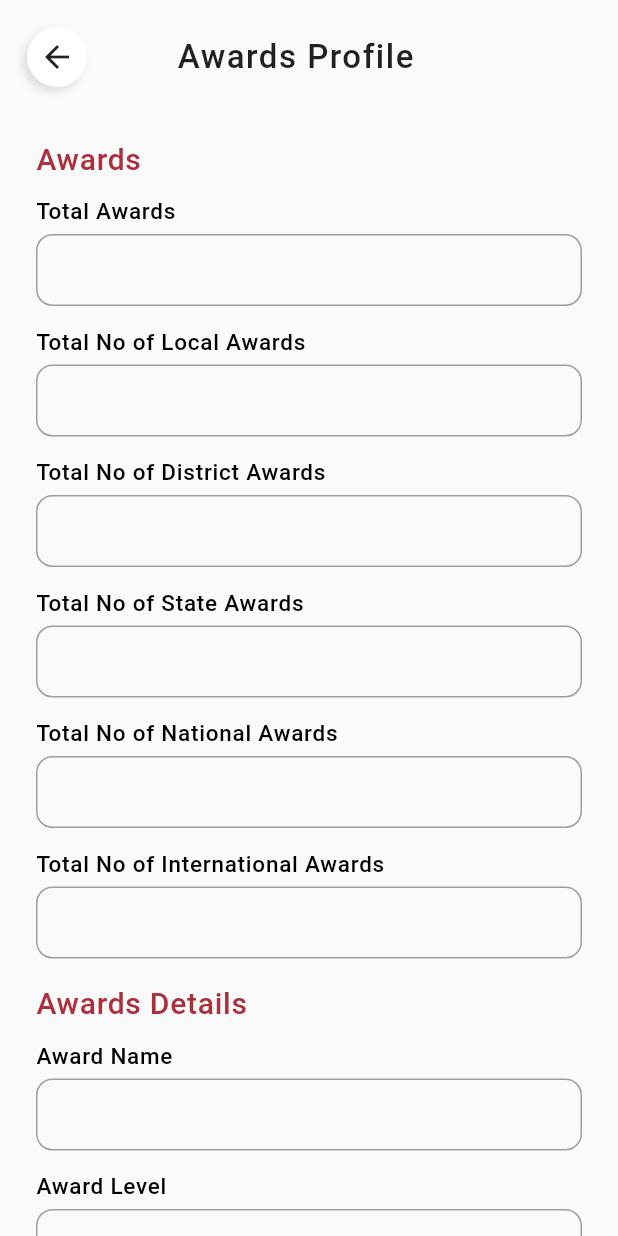
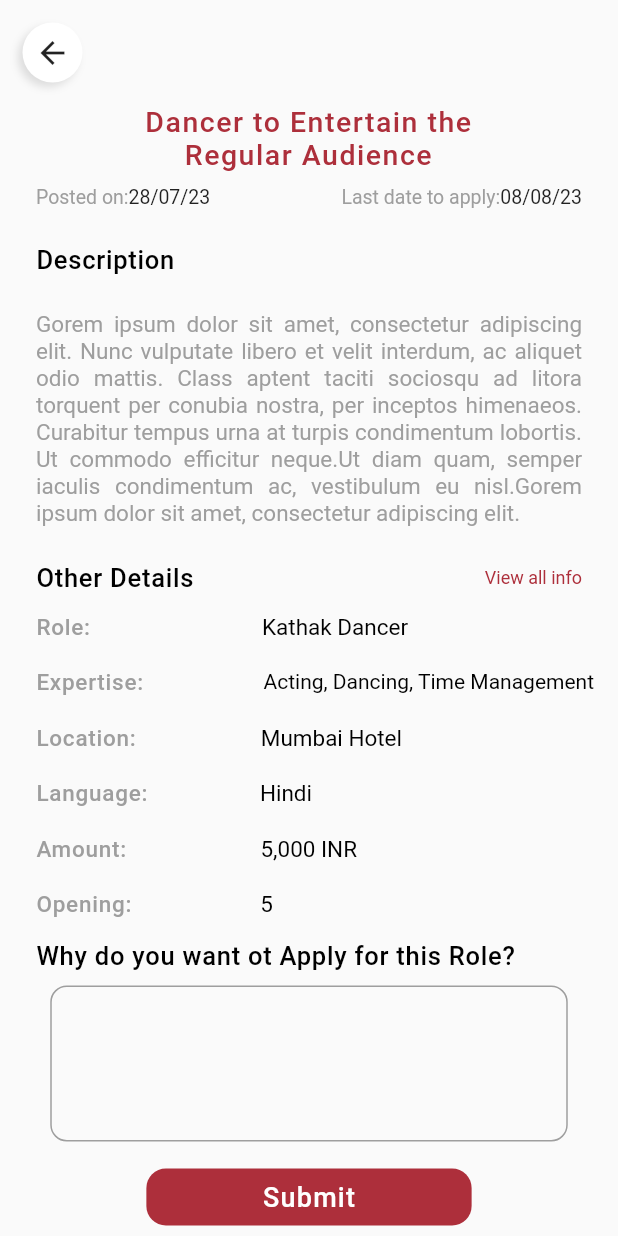
Before and after one commit to AyushSingh2000/updated_task, a Flutter app: the screen it shows after launch, on a phone screen of 412 x 824 dp. Run offline on Flutter 3.47's test engine with Material 2 defaults, Android fonts, the phone set to English and light mode, and no system bars; our stand-ins replace image_picker.

Commit message:
Initial Commit

```diff
--- /dev/null
+++ b/lib/apply_now.dart
@@ -0,0 +1,403 @@
+import 'package:flutter/material.dart';
+
+class ApplyNow extends StatelessWidget {
+  const ApplyNow({Key? key}) : super(key: key);
+
+  @override
+  Widget build(BuildContext context) {
+    return Scaffold(
+      body: SafeArea(
+        child: SingleChildScrollView(
+          child: Column(
+            children: [
+              Container(
+                alignment: Alignment.centerLeft,
+                padding: const EdgeInsets.all(15.0),
+                child: Container(
+                  width: 40,
+                  height: 40,
+                  decoration: const BoxDecoration(
+                    color: Colors.white,
+                    shape: BoxShape.circle,
+                    boxShadow: [
+                      BoxShadow(
+                        color: Color(0x1E000000),
+                        blurRadius: 4,
+                        offset: Offset(-3, 3),
+                        spreadRadius: 0,
+                      )
+                    ],
+                  ),
+                  child: InkWell(
+                    onTap: () {},
+                    child: const Icon(Icons.arrow_back_sharp),
+                  ),
+                ),
+              ),
+              Padding(
+                padding: const EdgeInsets.only(left: 80.0, right: 80),
+                child: const Text(
+                  'Dancer to Entertain the \nRegular Audience',
+                  style: TextStyle(
+                    color: Color(0xFFAD2F3B),
+                    fontSize: 19,
+                    letterSpacing: 1,
+                    fontWeight: FontWeight.w500,
+                  ),
+                  textAlign: TextAlign.center,
+                ),
+              ),
+              SizedBox(
+                height: 10,
+              ),
+              Padding(
+                padding: EdgeInsets.only(left: 24, right: 24),
+                child: Row(
+                  mainAxisAlignment: MainAxisAlignment.spaceBetween,
+                  children: [
+                    Container(
+                        child: Row(
+                      children: [
+                        Text(
+                          'Posted on:',
+                          style: TextStyle(
+                              color: Colors.grey.shade500, fontSize: 13),
+                        ),
+                        Text(
+                          '28/07/23',
+                          style: TextStyle(fontSize: 13),
+                        ),
+                      ],
+                    )),
+                    Container(
+                      child: Row(
+                        children: [
+                          Text(
+                            'Last date to apply:',
+                            style: TextStyle(
+                                color: Colors.grey.shade500, fontSize: 13),
+                          ),
+                          Text(
+                            '08/08/23',
+                            style: TextStyle(fontSize: 13),
+                          ),
+                        ],
+                      ),
+                    ),
+                  ],
+                ),
+              ),
+              SizedBox(
+                height: 24,
+              ),
+              Container(
+                  padding: EdgeInsets.only(left: 24),
+                  alignment: Alignment.centerLeft,
+                  child: Text(
+                    'Description',
+                    style: TextStyle(
+                      color: Colors.black,
+                      fontSize: 17,
+                      letterSpacing: 0.5,
+                      fontWeight: FontWeight.w500,
+                    ),
+                  )),
+              Container(
+                width: double.infinity,
+                padding: const EdgeInsets.all(24.0),
+                child: Text(
+                  'Gorem ipsum dolor sit amet, consectetur '
+                  'adipiscing elit. Nunc vulputate libero et '
+                  'velit interdum, ac aliquet odio mattis. '
+                  'Class aptent taciti sociosqu ad litora torquen'
+                  't per conubia nostra, per inceptos himenaeos.'
+                  ' Curabitur tempus urna at turpis condimentum '
+                  'lobortis. Ut commodo efficitur neque.'
+                  'Ut diam quam, semper iaculis condimentum ac'
+                  ', vestibulum eu nisl.Gorem ipsum dolor sit amet, consectetur adipiscing elit.',
+                  style: TextStyle(
+                    color: Colors.grey.shade500,
+                    fontSize: 15,
+                  ),
+                  textAlign: TextAlign.justify,
+                ),
+              ),
+              Container(
+                padding: EdgeInsets.only(left: 24, right: 24),
+                alignment: Alignment.centerLeft,
+                child: Row(
+                  mainAxisAlignment: MainAxisAlignment.spaceBetween,
+                  crossAxisAlignment: CrossAxisAlignment.center,
+                  children: const [
+                    Text(
+                      'Other Details',
+                      style: TextStyle(
+                        color: Colors.black,
+                        fontSize: 17,
+                        letterSpacing: 0.5,
+                        fontWeight: FontWeight.w500,
+                      ),
+                    ),
+                    InkWell(
+                      onTap: null,
+                      child: Text('View all info',
+                          style: TextStyle(
+                              fontSize: 12, color: Color(0xFFAD2F3B))),
+                    ),
+                  ],
+                ),
+              ),
+              SizedBox(
+                height: 14,
+              ),
+              Container(
+                child: Row(
+                  mainAxisAlignment: MainAxisAlignment.spaceBetween,
+                  crossAxisAlignment: CrossAxisAlignment.start,
+                  children: [
+                    Padding(
+                      padding: EdgeInsets.only(left: 24.0),
+                      child: Text(
+                        'Role:',
+                        style: TextStyle(
+                          color: Colors.grey.shade500,
+                          fontSize: 15,
+                          letterSpacing: 0.5,
+                          fontWeight: FontWeight.w500,
+                        ),
+                      ),
+                    ),
+                    Padding(
+                      padding: EdgeInsets.only(right: 140.0),
+                      child: Text('Kathak Dancer',
+                          textAlign: TextAlign.justify,
+                          style: TextStyle(fontSize: 15, color: Colors.black)),
+                    ),
+                  ],
+                ),
+              ),
+              SizedBox(
+                height: 19,
+              ),
+              Container(
+                child: Row(
+                  mainAxisAlignment: MainAxisAlignment.spaceBetween,
+                  crossAxisAlignment: CrossAxisAlignment.start,
+                  children: [
+                    Padding(
+                      padding: EdgeInsets.only(left: 24.0),
+                      child: Text(
+                        'Expertise:',
+                        style: TextStyle(
+                          color: Colors.grey.shade500,
+                          fontSize: 15,
+                          letterSpacing: 0.5,
+                          fontWeight: FontWeight.w500,
+                        ),
+                      ),
+                    ),
+                    Padding(
+                      padding: EdgeInsets.only(right: 16.0),
+                      child: Text('Acting, Dancing, Time Management',
+                          textAlign: TextAlign.justify,
+                          style: TextStyle(fontSize: 14, color: Colors.black)),
+                    ),
+                  ],
+                ),
+              ),
+              SizedBox(
+                height: 19,
+              ),
+              Container(
+                child: Row(
+                  mainAxisAlignment: MainAxisAlignment.spaceBetween,
+                  crossAxisAlignment: CrossAxisAlignment.start,
+                  children: [
+                    Padding(
+                      padding: EdgeInsets.only(left: 24.0),
+                      child: Text(
+                        'Location:',
+                        style: TextStyle(
+                          color: Colors.grey.shade500,
+                          fontSize: 15,
+                          letterSpacing: 0.5,
+                          fontWeight: FontWeight.w500,
+                        ),
+                      ),
+                    ),
+                    Padding(
+                      padding: EdgeInsets.only(right: 144.0),
+                      child: Text('Mumbai Hotel',
+                          textAlign: TextAlign.justify,
+                          style: TextStyle(fontSize: 15, color: Colors.black)),
+                    ),
+                  ],
+                ),
+              ),
+              SizedBox(
+                height: 19,
+              ),
+              Container(
+                child: Row(
+                  mainAxisAlignment: MainAxisAlignment.spaceBetween,
+                  crossAxisAlignment: CrossAxisAlignment.start,
+                  children: [
+                    Padding(
+                      padding: EdgeInsets.only(left: 24.0),
+                      child: Text(
+                        'Language:',
+                        style: TextStyle(
+                          color: Colors.grey.shade500,
+                          fontSize: 15,
+                          letterSpacing: 0.5,
+                          fontWeight: FontWeight.w500,
+                        ),
+                      ),
+                    ),
+                    Padding(
+                      padding: EdgeInsets.only(right: 204.0),
+                      child: Text('Hindi',
+                          textAlign: TextAlign.justify,
+                          style: TextStyle(fontSize: 15, color: Colors.black)),
+                    ),
+                  ],
+                ),
+              ),
+              SizedBox(
+                height: 19,
+              ),
+              Container(
+                child: Row(
+                  mainAxisAlignment: MainAxisAlignment.spaceBetween,
+                  crossAxisAlignment: CrossAxisAlignment.start,
+                  children: [
+                    Padding(
+                      padding: EdgeInsets.only(left: 24.0),
+                      child: Text(
+                        'Amount:',
+                        style: TextStyle(
+                          color: Colors.grey.shade500,
+                          fontSize: 15,
+                          letterSpacing: 0.5,
+                          fontWeight: FontWeight.w500,
+                        ),
+                      ),
+                    ),
+                    Padding(
+                      padding: EdgeInsets.only(right: 174.0),
+                      child: Text('5,000 INR',
+                          textAlign: TextAlign.justify,
+                          style: TextStyle(fontSize: 15, color: Colors.black)),
+                    ),
+                  ],
+                ),
+              ),
+              SizedBox(
+                height: 19,
+              ),
+              Container(
+                child: Row(
+                  mainAxisAlignment: MainAxisAlignment.spaceBetween,
+                  crossAxisAlignment: CrossAxisAlignment.start,
+                  children: [
+                    Padding(
+                      padding: EdgeInsets.only(left: 24.0),
+                      child: Text(
+                        'Opening:',
+                        style: TextStyle(
+                          color: Colors.grey.shade500,
+                          fontSize: 15,
+                          letterSpacing: 0.5,
+                          fontWeight: FontWeight.w500,
+                        ),
+                      ),
+                    ),
+                    Padding(
+                      padding: EdgeInsets.only(right: 230.0),
+                      child: Text('5',
+                          textAlign: TextAlign.justify,
+                          style: TextStyle(fontSize: 15, color: Colors.black)),
+                    ),
+                  ],
+                ),
+              ),
+              SizedBox(
+                height: 15,
+              ),
+              Container(
+                  padding: EdgeInsets.only(left: 24),
+                  alignment: Alignment.centerLeft,
+                  child: Text(
+                    'Why do you want ot Apply for this Role?',
+                    style: TextStyle(
+                      color: Colors.black,
+                      fontSize: 17,
+                      letterSpacing: 0.5,
+                      fontWeight: FontWeight.w500,
+                    ),
+                  )),
+              SizedBox(
+                height: 10,
+              ),
+              Container(
+                width: 345,
+                child: TextField(
+                  maxLines: 4,
+                  decoration: InputDecoration(
+                    contentPadding: EdgeInsets.all(14),
+                    filled: false,
+                    enabledBorder: OutlineInputBorder(
+                        borderRadius: BorderRadius.circular(11),
+                        borderSide: BorderSide(color: Colors.grey)),
+                    focusedBorder: OutlineInputBorder(
+                      borderRadius: BorderRadius.circular(11),
+                      borderSide: BorderSide(color: Colors.grey),
+                    ),
+                  ),
+                  cursorColor: Colors.black,
+                  cursorHeight: 22,
+                  cursorWidth: 1.8,
+                ),
+              ),
+              SizedBox(
+                height: 10,
+              ),
+              TextButton(
+                  onPressed: () {},
+                  child: Container(
+                      height: 38,
+                      width: MediaQuery.of(context).size.width / 1.9,
+                      decoration: BoxDecoration(
+                          color: Color(0xFFAD2F3B),
+                          borderRadius: BorderRadius.circular(13)),
+                      child: Center(
+                          child: Text(
+                        "Submit",
+                        style: TextStyle(
+                            fontSize: 18,
+                            color: Colors.white,
+                            fontWeight: FontWeight.w500,
+                            letterSpacing: 0.8),
+                      )))),
+              SizedBox(
+                height: 6,
+              ),
+              Padding(
+                padding: const EdgeInsets.only(bottom: 8.0),
+                child: InkWell(
+                  onTap: () {},
+                  child: Container(
+                    child: Text(
+                      'Cancel',
+                      style: TextStyle(fontWeight: FontWeight.w500),
+                    ),
+                  ),
+                ),
+              ),
+            ],
+          ),
+        ),
+      ),
+    );
+  }
+}
--- a/lib/main.dart
+++ b/lib/main.dart
@@ -1,6 +1,5 @@
 import 'package:flutter/material.dart';
-
-import 'awards.dart';
+import 'package:task1/apply_now.dart';
 
 void main() {
   runApp(const MyApp());
@@ -13,7 +12,7 @@ class MyApp extends StatelessWidget {
   @override
   Widget build(BuildContext context) {
     return MaterialApp(
-      home: AwardsRecord(),
+      home: ApplyNow(),
     );
   }
 }
```
